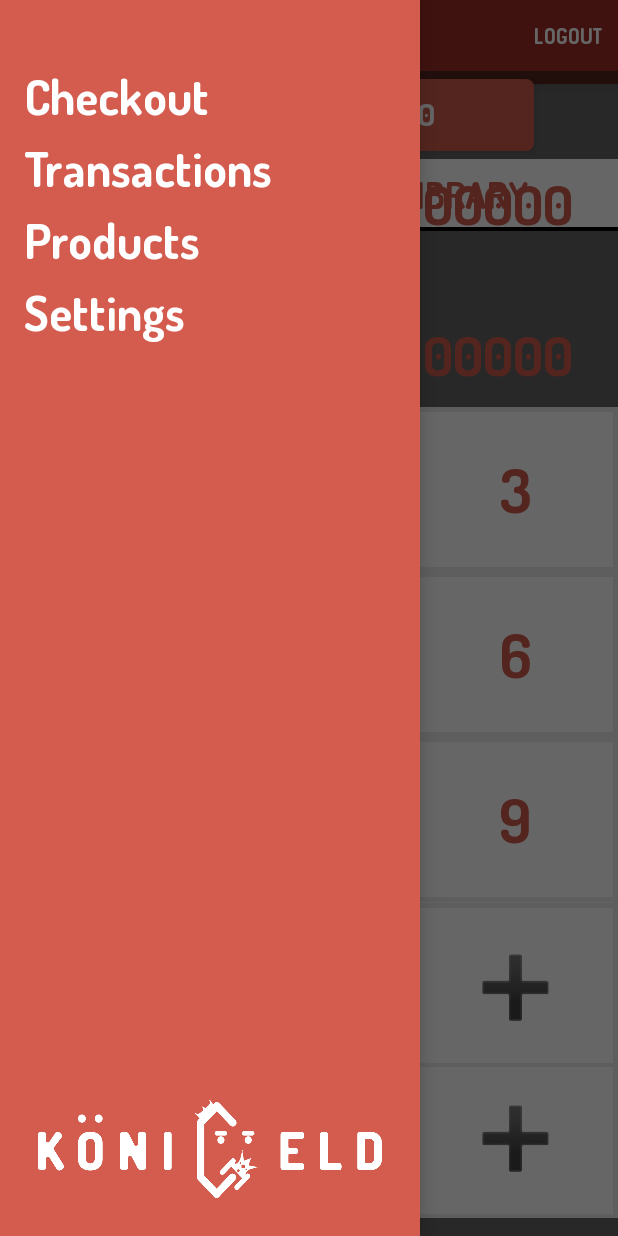
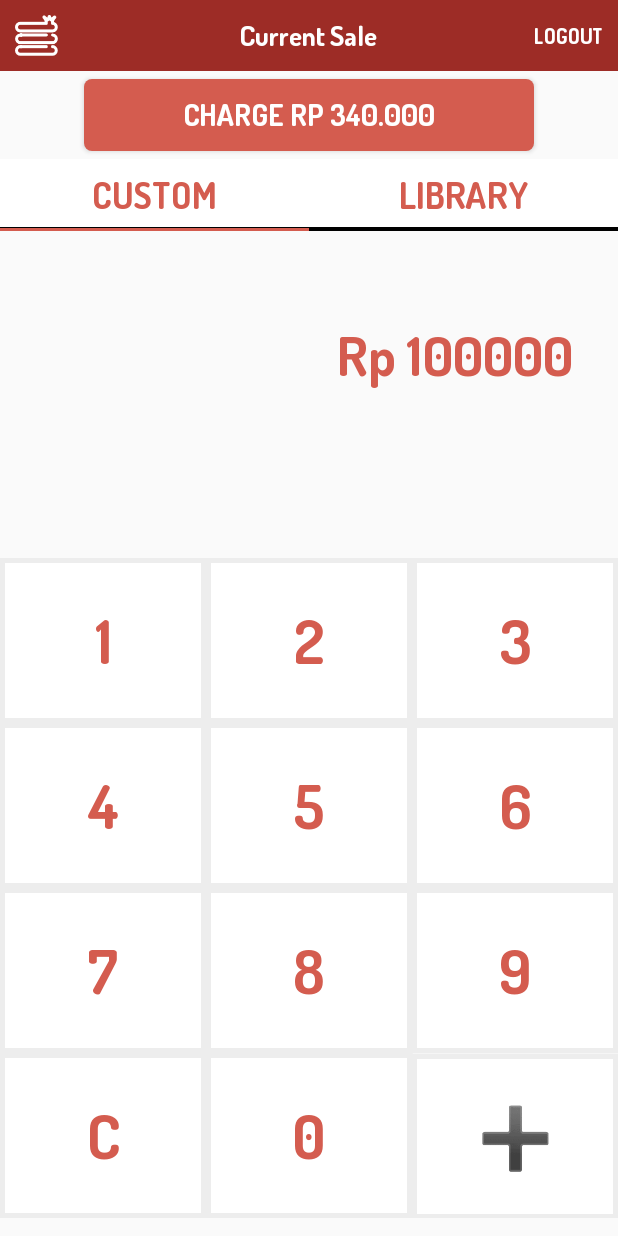
Before and after one commit to imdvlpr/konigeld-mobile, an Android app: the MainFragment screen opened directly, with no data from a screen before it, after a tap on an icon or button, on a phone screen of 412 x 824 dp. Run offline under Robolectric (Android 15) with nearby library versions, the phone set to English and light mode, and no system bars; 1 statement that could not run was skipped.

Commit message:
Revert "Sidebar worked, interface overlay :cry:"
This reverts commit 738c157650005d1fdd39eb9e4b73bb51275feee9.

```diff
--- a/app/src/main/java/com/application/jojobudiman/konigeldandroid/checkout/MainFragment.java
+++ b/app/src/main/java/com/application/jojobudiman/konigeldandroid/checkout/MainFragment.java
@@ -31,13 +31,10 @@ import androidx.fragment.app.Fragment;
 import androidx.fragment.app.FragmentTransaction;
 import androidx.viewpager.widget.ViewPager;
 
-public class MainFragment extends AppCompatActivity implements NavigationView.OnNavigationItemSelectedListener {
+public class MainFragment extends AppCompatActivity {
     RelativeLayout topHeader;
     TabLayout selectButton;
     Toolbar toolbar;
-    DrawerLayout drawer;
-    NavigationView navigationView;
-    ActionBarDrawerToggle toggle;
     Button charge;
     ImageView menu;
     TextView custom, library;
@@ -49,15 +46,14 @@ public class MainFragment extends AppCompatActivity implements NavigationView.On
     @Override
     protected void onCreate(Bundle savedInstanceState) {
         super.onCreate(savedInstanceState);
-        setContentView(R.layout.activity_sidebar_menu);
+        setContentView(R.layout.activity_custom_menu);
 
         topHeader = (RelativeLayout) findViewById(R.id.topheader);
         selectButton = (TabLayout) findViewById(R.id.checkoutTabs);
         charge = (Button) findViewById(R.id.chargebtn);
         viewPager = (ViewPager) findViewById(R.id.container);
-        drawer = findViewById(R.id.drawer_layout);
-        navigationView = findViewById(R.id.nav_view);
-        navigationView.setNavigationItemSelectedListener(this);
+        final DrawerLayout drawer = findViewById(R.id.drawer_layout);
+        final NavigationView navigationView = findViewById(R.id.nav_view);
         final ImageButton menu = (ImageButton) findViewById(R.id.hamburger);
 
         menu.setOnClickListener(new View.OnClickListener() {
@@ -86,20 +82,8 @@ public class MainFragment extends AppCompatActivity implements NavigationView.On
         CustomFragment = new MainMenu();
         LibraryFragment = new MainMenu2();
 
-        toolbar = findViewById(R.id.toolbar);
-        setSupportActionBar(toolbar);
-        if (getSupportActionBar() != null)
-            getSupportActionBar().setTitle("Home");
+    }
 
-        if (savedInstanceState == null){
-            Fragment currentFragment = new MainMenu();
-            getSupportFragmentManager()
-                    .beginTransaction()
-                    .replace(R.id.content_main,currentFragment)
-                    .commit();
-        }
-
-    }
 
     private void setFragment (Fragment fragment) {
 
@@ -108,56 +92,6 @@ public class MainFragment extends AppCompatActivity implements NavigationView.On
         fragmentTransaction.addToBackStack(null);
         fragmentTransaction.commit();
 
-    }
-
-    @Override
-    protected void onResume() {
-        super.onResume();
-        toggle = new ActionBarDrawerToggle(
-                this, drawer, toolbar, R.string.navigation_drawer_open, R.string.navigation_drawer_close);
-        drawer.addDrawerListener(toggle);
-        toggle.syncState();
-    }
-    @Override
-    protected void onPause() {
-        super.onPause();
-        drawer.removeDrawerListener(toggle);
-    }
-
-    @SuppressWarnings("StatementWithEmptyBody")
-    @Override
-    public boolean onNavigationItemSelected(@NonNull MenuItem item) {
-        // Handle navigation view item clicks here.
-        int id = item.getItemId();
-        Bundle bundle = new Bundle();
-        Fragment fragment = null;
-        String title = "";
-        if (id == R.id.nav_checkout){
-            title = "Current Sale";
-            fragment = new MainMenu();
-        } else if (id == R.id.nav_transactions) {
-            title = "Transactions";
-            fragment = new Transactions();
-        } else if (id == R.id.nav_products) {
-            title= "Settings";
-            fragment = new Products();
-
-        } else if (id == R.id.nav_settings) {
-            title = "Settings";
-            fragment = new AccountSettings();
-        }
-
-        if (fragment != null) {
-            getSupportFragmentManager()
-                    .beginTransaction()
-                    .replace(R.id.content_main, fragment)
-                    .commit();
-        }
-
-        if (getSupportActionBar() != null)
-            getSupportActionBar().setTitle(title);
-        drawer.closeDrawer(GravityCompat.START);
-        return true;
     }
 
 
--- a/app/src/main/res/layout/activity_custom_menu.xml
+++ b/app/src/main/res/layout/activity_custom_menu.xml
@@ -1,5 +1,4 @@
 <?xml version="1.0" encoding="utf-8"?>
-
 <androidx.constraintlayout.widget.ConstraintLayout xmlns:android="http://schemas.android.com/apk/res/android"
     xmlns:app="http://schemas.android.com/apk/res-auto"
     xmlns:tools="http://schemas.android.com/tools"
@@ -7,7 +6,6 @@
     android:layout_width="match_parent"
     android:layout_height="match_parent"
     tools:context=".checkout.MainMenu">
-
 
     <FrameLayout
         android:id="@+id/main_frame"
@@ -121,6 +119,4 @@
 
 
 
-
-
 </androidx.constraintlayout.widget.ConstraintLayout>
--- a/app/src/main/res/layout/activity_sidebar_menu.xml
+++ b/app/src/main/res/layout/activity_sidebar_menu.xml
@@ -33,11 +33,7 @@
 
     </LinearLayout>
 
-    <include
-        layout="@layout/activity_custom_menu"
-        android:layout_marginTop="20dp"
-        android:layout_width="match_parent"
-        android:layout_height="match_parent" />
+
 
     <com.google.android.material.navigation.NavigationView
         android:id="@+id/nav_view"
```
